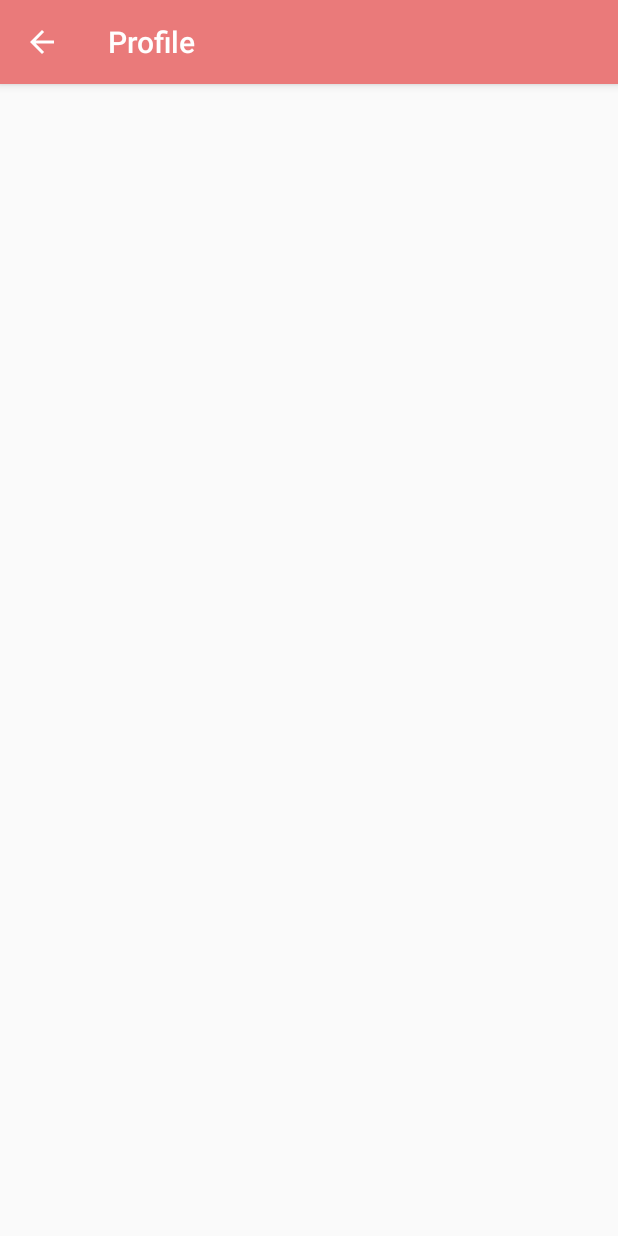
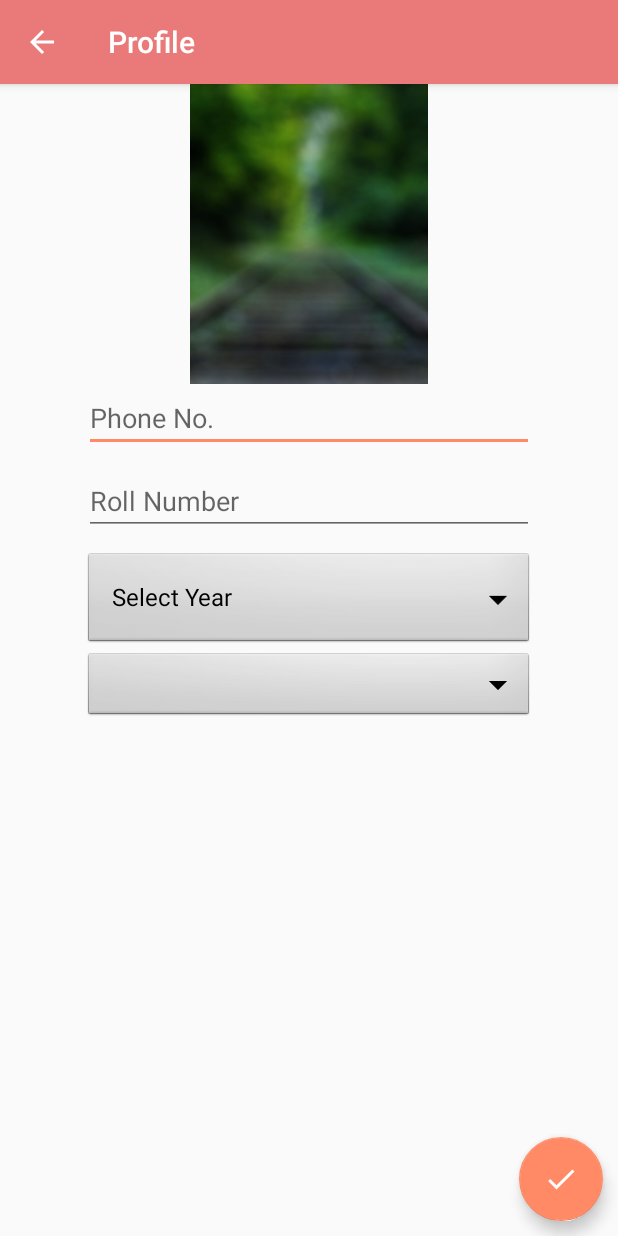
Before and after one commit to Manan-YMCA/ClubConnectApp, an Android app: the UserProfileActivity screen opened directly, with no data from a screen before it, on a phone screen of 412 x 824 dp. Run offline under Robolectric (Android 15) with nearby library versions, the phone set to English and light mode, and no system bars; our stand-ins replace Picasso; pictures from the network do not load.

Commit message:
UI of Profile activity

```diff
--- a/app/src/main/java/com/manan/dev/clubconnect/User/UserProfileActivity.java
+++ b/app/src/main/java/com/manan/dev/clubconnect/User/UserProfileActivity.java
@@ -2,8 +2,13 @@ package com.manan.dev.clubconnect.User;
 
 import android.support.v7.app.AppCompatActivity;
 import android.os.Bundle;
+import android.widget.ArrayAdapter;
+import android.widget.ImageView;
+import android.widget.Spinner;
 
+import com.manan.dev.clubconnect.CircleTransform;
 import com.manan.dev.clubconnect.R;
+import com.squareup.picasso.Picasso;
 
 public class UserProfileActivity extends AppCompatActivity {
 
@@ -11,5 +16,23 @@ public class UserProfileActivity extends AppCompatActivity {
     protected void onCreate(Bundle savedInstanceState) {
         super.onCreate(savedInstanceState);
         setContentView(R.layout.activity_user_profile);
+
+        ImageView profilePhoto = (ImageView) findViewById(R.id.photo_crop_user);
+     Picasso.with(UserProfileActivity.this).load(R.drawable.login_back).transform(new CircleTransform()).into(profilePhoto);
+
+        Spinner dropdown = (Spinner)findViewById(R.id.spinner1);
+        Spinner course = (Spinner)findViewById(R.id.spinner2);
+
+
+
+        String[] itemsBatch = new String[]{"Select Year","2K14","2K15","2K16", "2K17", "2K18","2K14","2K15","2K16", "2K17", "2K18"};
+        ArrayAdapter<String> adapter = new ArrayAdapter<String>(this, android.R.layout.simple_spinner_dropdown_item, itemsBatch);
+        dropdown.setAdapter(adapter);
+
+        String[]  itemsCou = new String[]{"CE","IT","MCA","MTech"};
+        ArrayAdapter<String> adapter_2 = new ArrayAdapter<String>(this, android.R.layout.simple_spinner_dropdown_item, itemsCou);
+        dropdown.setAdapter(adapter);
+
+
     }
 }
--- /dev/null
+++ b/app/src/main/res/drawable/check.xml
@@ -0,0 +1,9 @@
+<vector xmlns:android="http://schemas.android.com/apk/res/android"
+        android:width="24dp"
+        android:height="24dp"
+        android:viewportWidth="24.0"
+        android:viewportHeight="24.0">
+    <path
+        android:fillColor="#fff"
+        android:pathData="M9,16.17L4.83,12l-1.42,1.41L9,19 21,7l-1.41,-1.41z"/>
+</vector>
--- /dev/null
+++ b/app/src/main/res/drawable/vector_go_ahead.xml
@@ -0,0 +1,9 @@
+<vector xmlns:android="http://schemas.android.com/apk/res/android"
+        android:width="24dp"
+        android:height="24dp"
+        android:viewportWidth="24.0"
+        android:viewportHeight="24.0">
+    <path
+        android:fillColor="#fff"
+        android:pathData="M12,4l-1.41,1.41L16.17,11H4v2h12.17l-5.58,5.59L12,20l8,-8z"/>
+</vector>
--- a/app/src/main/res/layout/activity_user_profile.xml
+++ b/app/src/main/res/layout/activity_user_profile.xml
@@ -1,9 +1,70 @@
 <?xml version="1.0" encoding="utf-8"?>
-<android.support.constraint.ConstraintLayout xmlns:android="http://schemas.android.com/apk/res/android"
+<RelativeLayout xmlns:android="http://schemas.android.com/apk/res/android"
     xmlns:app="http://schemas.android.com/apk/res-auto"
     xmlns:tools="http://schemas.android.com/tools"
     android:layout_width="match_parent"
     android:layout_height="match_parent"
     tools:context="com.manan.dev.clubconnect.User.UserProfileActivity">
 
-</android.support.constraint.ConstraintLayout>
+    <LinearLayout
+        android:layout_width="match_parent"
+        android:layout_height="match_parent"
+        android:orientation="vertical"
+        >
+
+        <ImageView
+            android:layout_width="200dp"
+            android:layout_height="200dp"
+            android:id="@+id/photo_crop_user"
+            android:layout_gravity="center"
+
+           />
+        <EditText
+            android:layout_width="300dp"
+            android:layout_height="wrap_content"
+            android:hint="Phone No."
+            android:id="@+id/user_profile_phone"
+            android:layout_gravity="center"
+            android:layout_marginBottom="10dp"/>
+        <EditText
+            android:layout_width="300dp"
+            android:layout_height="wrap_content"
+            android:hint="Roll Number"
+            android:layout_gravity="center"
+            android:layout_marginBottom="10dp"/>
+
+        <Spinner
+            android:id="@+id/spinner1"
+            android:layout_width="300dp"
+            android:layout_height="wrap_content"
+            android:background="@android:drawable/btn_dropdown"
+            android:layout_gravity="center"
+            android:tag="Year"
+            style="@style/AppTheme.User"
+            android:spinnerMode="dropdown" />
+
+
+
+        <Spinner
+            android:id="@+id/spinner2"
+            android:layout_width="300dp"
+            android:layout_height="wrap_content"
+            android:background="@android:drawable/btn_dropdown"
+            android:layout_gravity="center"
+            android:tag="Year"
+            style="@style/AppTheme.User"
+            android:spinnerMode="dropdown" />
+    </LinearLayout>>
+<android.support.design.widget.FloatingActionButton
+    android:layout_width="wrap_content"
+    android:layout_height="match_parent"
+    android:src="@drawable/check"
+    android:layout_gravity="end"
+
+    android:layout_alignParentRight="true"
+    android:layout_alignParentBottom="true"
+    android:layout_margin="10dp"
+    />
+
+
+</RelativeLayout>
--- a/app/src/main/res/values/styles.xml
+++ b/app/src/main/res/values/styles.xml
@@ -1,4 +1,4 @@
-<resources>
+<resources xmlns:android="http://schemas.android.com/tools">
 
     <!-- Base application theme. -->
     <style name="AppTheme" parent="Theme.AppCompat.DayNight.DarkActionBar">
@@ -24,5 +24,10 @@
 
     <style name="AppTheme.PopupOverlay" parent="ThemeOverlay.AppCompat.Light" />
 
-
+<style
+    name="AppTheme.User" parent="AppTheme.AppBarOverlay">
+    <item name="android:state_activated">
+    true</item>>
+    <item name="android:color">#ffa5a5</item>>
+</style>
 </resources>
```
